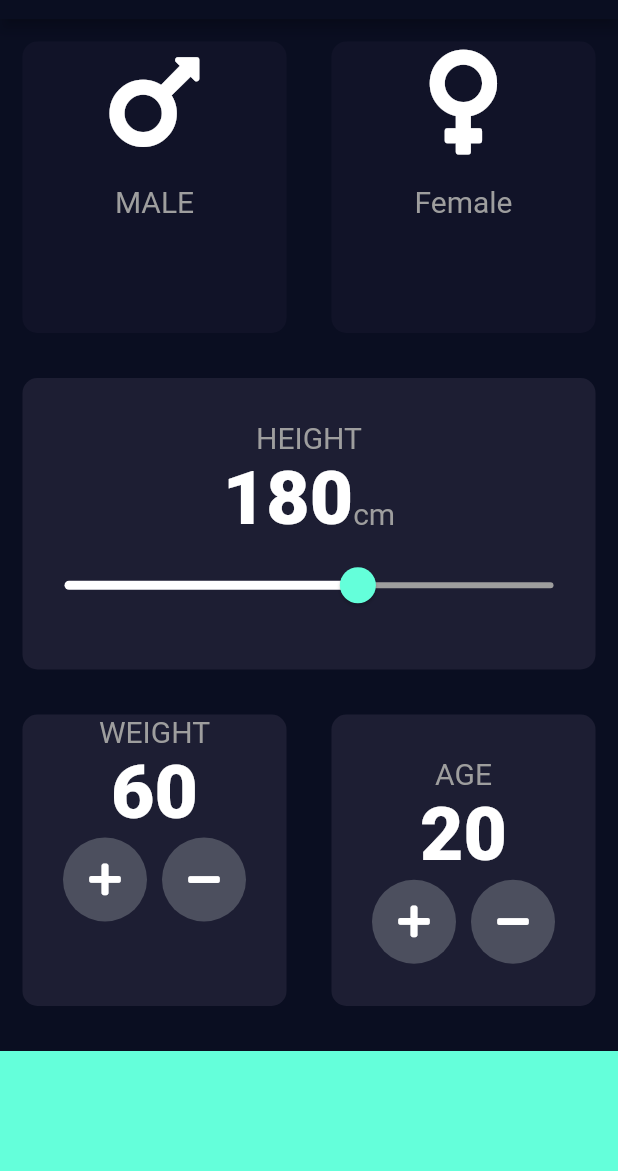
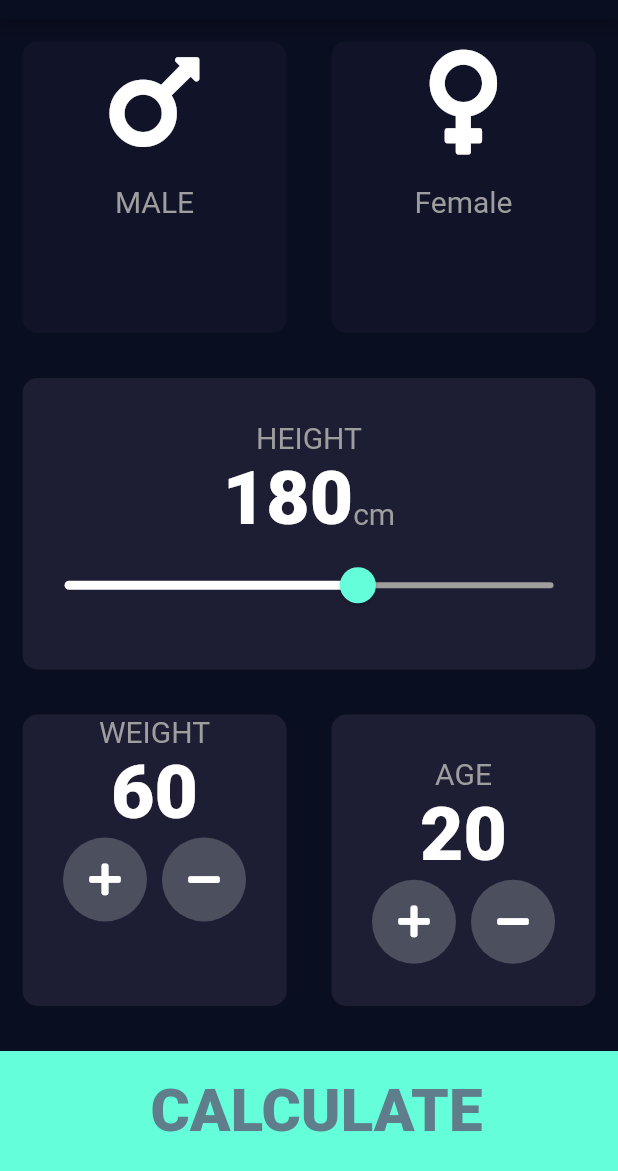
Before and after one commit to Sadat-Aerafin/BMI_Calculator, a Flutter app: the screen it shows after launch, on a phone screen of 412 x 824 dp, the part 65-1236 px from its top. Run offline on Flutter 3.47's test engine with Material 2 defaults, Android fonts, the phone set to English and light mode, and no system bars; our stand-ins replace font_awesome_flutter.

Commit message:
fourth commit

```diff
--- /dev/null
+++ b/lib/components/buttom_button.dart
@@ -0,0 +1,27 @@
+import 'package:flutter/material.dart';
+import '../constants.dart';
+
+class ButtomButton extends StatelessWidget {
+  ButtomButton({this.onTap, this.buttonTitle});
+
+  final Function onTap;
+  final String buttonTitle;
+
+  @override
+  Widget build(BuildContext context) {
+    return GestureDetector(
+      onTap: onTap,
+      child: Container(
+        alignment: Alignment.center,
+        color: kBottomContainerColor,
+        height: kBottomContainerHeight,
+        width: double.infinity,
+        margin: EdgeInsets.only(top: 15.0),
+        child: Text(
+          buttonTitle,
+          style: kButtonStyle,
+        ),
+      ),
+    );
+  }
+}
--- a/lib/card_widget.dart
+++ b/lib/components/card_widget.dart
@@ -1,5 +1,5 @@
 import 'package:flutter/material.dart';
-import 'constants.dart';
+import 'package:bmi_calculator/constants.dart';
 
 
 class CardWidget extends StatelessWidget {
--- a/lib/main.dart
+++ b/lib/main.dart
@@ -1,5 +1,5 @@
 import 'package:flutter/material.dart';
-import 'input_page.dart';
+import 'screens/input_page.dart';
 
 void main() {
   runApp(BMICalculator());
@@ -15,6 +15,7 @@ class BMICalculator extends StatelessWidget {
         scaffoldBackgroundColor: Color(0xFF0A0E21),
       ),
       home: InputPage(),
+
     );
   }
 }
--- a/lib/input_page.dart
+++ b/lib/screens/input_page.dart
@@ -1,9 +1,12 @@
+import 'package:flutter/cupertino.dart';
 import 'package:flutter/material.dart';
 import 'package:font_awesome_flutter/font_awesome_flutter.dart';
-import 'card_widget.dart';
-import 'reuseable_card.dart';
-import 'constants.dart';
-import 'package:bmi_calculator/RoundIconButton.dart';
+import '../components/card_widget.dart';
+import '../components/reuseable_card.dart';
+import '../constants.dart';
+import 'file:///C:/Users/Sadat%20Aerafin/AndroidStudioProjects/bmi_calculator/lib/components/RoundIconButton.dart';
+import 'result.dart';
+import '../components/buttom_button.dart';
 
 int sliderValue = 180;
 int weightValue = 60;
@@ -208,7 +211,6 @@ class _InputPageState extends State<InputPage> {
                             ),
                           ],
                         ),
-
                       ],
                     ),
                   ),
@@ -216,15 +218,21 @@ class _InputPageState extends State<InputPage> {
               ],
             ),
           ),
-          Container(
-            color: kBottomContainerColor,
-            height: kBottomContainerHeight,
-            width: double.infinity,
-            margin: EdgeInsets.only(top: 15.0),
+          ButtomButton(
+            buttonTitle: ' CALCULATE',
+            onTap: () {
+              Navigator.push(
+                context,
+                MaterialPageRoute(
+                  builder: (context) {
+                    return ResultPage();
+                  },
+                ),
+              );
+            },
           ),
         ],
       ),
     );
   }
 }
-//making a new Icon widget
```
Also changed, not shown: lib/constants.dart (+28 -0 lines), lib/screens/result.dart (added, +67 -0 lines), lib/components/RoundIconButton.dart (renamed from lib/RoundIconButton.dart), lib/components/reuseable_card.dart (renamed from lib/reuseable_card.dart). Lines whose indentation alone changed are shown as unchanged.
